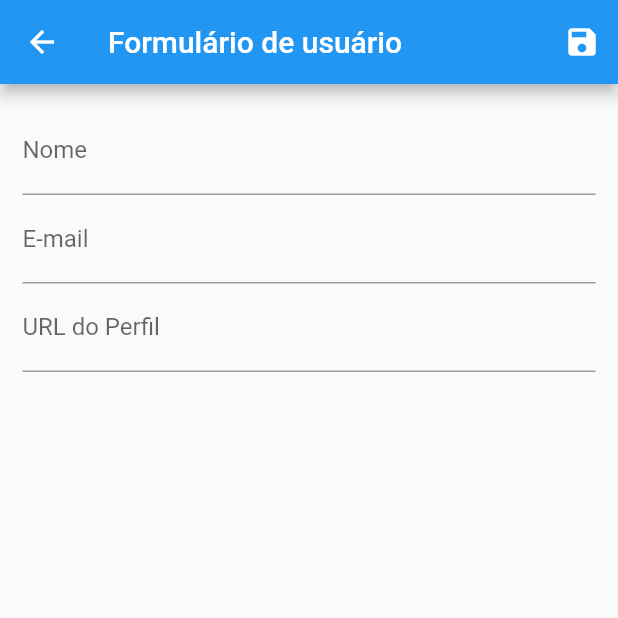
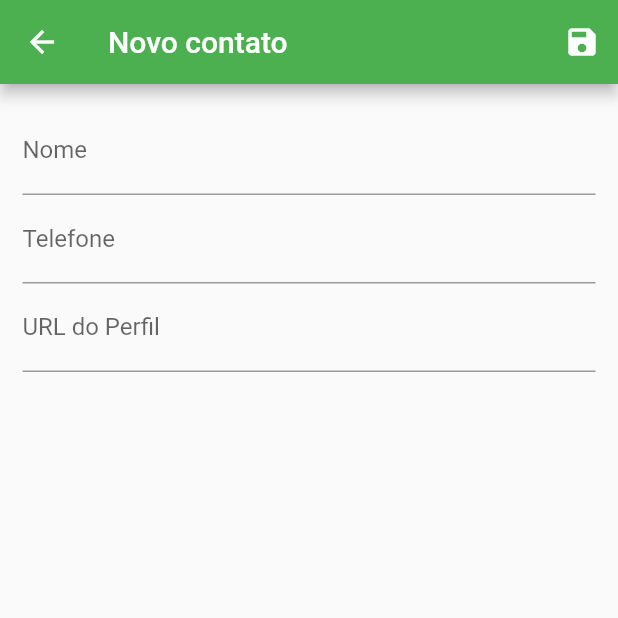
Before and after one commit to viniciusBotelho625/Agenda-phone, a Flutter app: the screen it shows after launch, after a tap on the "edit" icon, on a phone screen of 412 x 824 dp, the top half of it. Run offline on Flutter 3.47's test engine with Material 2 defaults, Android fonts, the light colour scheme and no system bars; network calls fail.

Commit message:
Mudança de e-mail para phone

```diff
--- a/lib/components/user.tile.dart
+++ b/lib/components/user.tile.dart
@@ -15,14 +15,14 @@ class UserTile extends StatelessWidget {
     return ListTile(
       leading: avatar,
       title: Text(user.name),
-      subtitle: Text(user.email),
+      subtitle: Text(user.phone),
       trailing: Container(
         width: 100,
         child: Row(
           children: <Widget>[
             IconButton(
               icon: Icon(Icons.edit),
-              color: Colors.orange,
+              color: Colors.black,
               onPressed: () {
                 Navigator.of(context).pushNamed(
                   AppRoutes.User_Form,
--- a/lib/data/dummy_users.dart
+++ b/lib/data/dummy_users.dart
@@ -4,27 +4,23 @@ const Dummy_users = {
   '1': const User(
       id: '1',
       name: 'Viniius Botelho',
-      email: 'vini@outlook.com.br',
       phone: '11958846312',
       avatarUrl: 'https://avatars.githubusercontent.com/u/58275652?v=4'),
   '2': const User(
       id: '2',
       name: 'Maria de Fatima',
-      email: 'fatima@outlook.com.br',
       phone: '11968748322',
       avatarUrl:
           'https://cdn.pixabay.com/photo/2021/03/14/08/59/woman-6093635_960_720.png'),
   '3': const User(
       id: '3',
       name: 'Waldir Gomes',
-      email: 'waldir@outlook.com.br',
       phone: '11978846300',
       avatarUrl:
           'https://cdn.pixabay.com/photo/2013/07/13/10/07/man-156584_960_720.png'),
   '4': const User(
       id: '4',
       name: 'Billy',
-      email: 'billy@outlook.com.br',
       phone: '11915846311',
       avatarUrl:
           'https://cdn.pixabay.com/photo/2016/03/31/20/27/avatar-1295773_960_720.png')
--- a/lib/main.dart
+++ b/lib/main.dart
@@ -21,7 +21,7 @@ class MyApp extends StatelessWidget {
       child: MaterialApp(
         title: 'Flutter Demo',
         theme: ThemeData(
-          primarySwatch: Colors.blue,
+          primarySwatch: Colors.green,
           visualDensity: VisualDensity.adaptivePlatformDensity,
         ),
         routes: {
--- a/lib/models/user.dart
+++ b/lib/models/user.dart
@@ -3,15 +3,13 @@ import 'package:flutter/cupertino.dart';
 class User {
   final String id;
   final String name;
-  final String email;
   final String phone;
   final String avatarUrl;
 
   const User({
     this.id,
     @required this.name,
-    @required this.email,
-    this.phone,
+    @required this.phone,
     @required this.avatarUrl,
   });
 }
--- a/lib/provider/users.dart
+++ b/lib/provider/users.dart
@@ -32,7 +32,6 @@ class Users with ChangeNotifier {
         (_) => User(
           id: user.id,
           name: user.name,
-          email: user.email,
           phone: user.phone,
           avatarUrl: user.avatarUrl,
         ),
@@ -44,7 +43,6 @@ class Users with ChangeNotifier {
         () => User(
           id: id,
           name: user.name,
-          email: user.email,
           phone: user.phone,
           avatarUrl: user.avatarUrl,
         ),
--- a/lib/views/user_form.dart
+++ b/lib/views/user_form.dart
@@ -11,7 +11,7 @@ class UserForm extends StatelessWidget {
   Widget build(BuildContext context) {
     return Scaffold(
       appBar: AppBar(
-        title: Text('Formulário de usuário'),
+        title: Text('Novo contato'),
         actions: <Widget>[
           IconButton(
             icon: Icon(Icons.save),
@@ -25,7 +25,7 @@ class UserForm extends StatelessWidget {
                   User(
                     id: _formData['id'],
                     name: _formData['name'],
-                    email: _formData['email'],
+                    phone: _formData['phone'],
                     avatarUrl: _formData['avatarUrl'],
                   ),
                 );
@@ -57,8 +57,8 @@ class UserForm extends StatelessWidget {
                 onSaved: (value) => _formData['name'] = value,
               ),
               TextFormField(
-                decoration: InputDecoration(labelText: 'E-mail'),
-                onSaved: (value) => _formData['email'] = value,
+                decoration: InputDecoration(labelText: 'Telefone'),
+                onSaved: (value) => _formData['phone'] = value,
               ),
               TextFormField(
                 decoration: InputDecoration(labelText: 'URL do Perfil'),
--- a/lib/views/user_list.dart
+++ b/lib/views/user_list.dart
@@ -11,7 +11,7 @@ class UserList extends StatelessWidget {
 
     return Scaffold(
       appBar: AppBar(
-        title: Text('Lista de usuários'),
+        title: Text('Lista de contatos'),
         actions: <Widget>[
           IconButton(
             icon: Icon(Icons.add),
```
